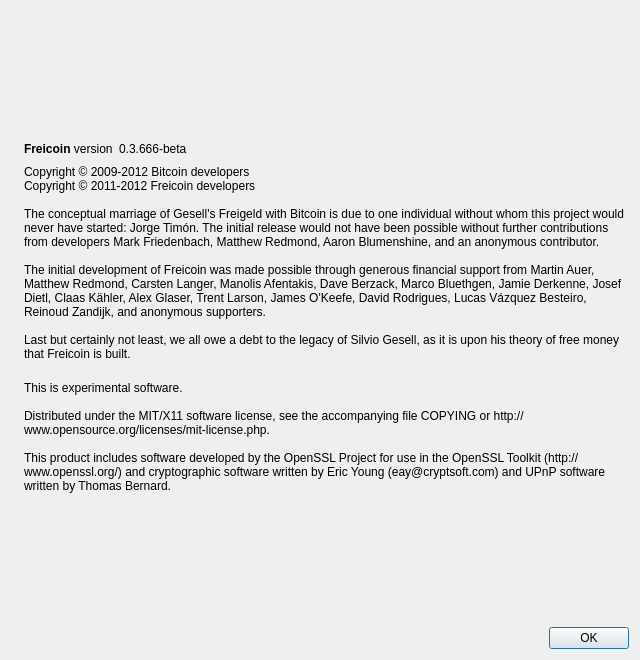
Old version of the form src/qt/forms/aboutdialog.ui in the repository verticoin/verticoin.
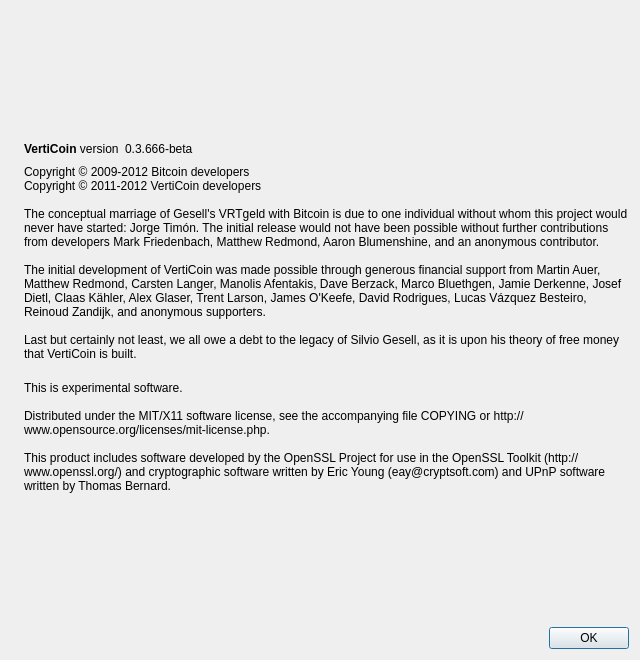
New version of the form. Icons and pictures are not drawn.

```diff
--- a/src/qt/forms/aboutdialog.ui
+++ b/src/qt/forms/aboutdialog.ui
@@ -50,7 +50,7 @@
           <cursorShape>IBeamCursor</cursorShape>
          </property>
          <property name="text">
-          <string>&lt;b&gt;Freicoin&lt;/b&gt; version</string>
+          <string>&lt;b&gt;VertiCoin&lt;/b&gt; version</string>
          </property>
          <property name="textInteractionFlags">
           <set>Qt::LinksAccessibleByMouse|Qt::TextSelectableByKeyboard|Qt::TextSelectableByMouse</set>
@@ -92,13 +92,13 @@
        </property>
        <property name="text">
         <string>Copyright © 2009-2012 Bitcoin developers
-Copyright © 2011-2012 Freicoin developers
+Copyright © 2011-2012 VertiCoin developers
 
-The conceptual marriage of Gesell's Freigeld with Bitcoin is due to one individual without whom this project would never have started: Jorge Timón. The initial release would not have been possible without further contributions from developers Mark Friedenbach, Matthew Redmond, Aaron Blumenshine, and an anonymous contributor.
+The conceptual marriage of Gesell's VRTgeld with Bitcoin is due to one individual without whom this project would never have started: Jorge Timón. The initial release would not have been possible without further contributions from developers Mark Friedenbach, Matthew Redmond, Aaron Blumenshine, and an anonymous contributor.
 
-The initial development of Freicoin was made possible through generous financial support from Martin Auer, Matthew Redmond, Carsten Langer, Manolis Afentakis, Dave Berzack, Marco Bluethgen, Jamie Derkenne, Josef Dietl, Claas Kähler, Alex Glaser, Trent Larson, James O'Keefe, David Rodrigues, Lucas Vázquez Besteiro, Reinoud Zandijk, and anonymous supporters.
+The initial development of VertiCoin was made possible through generous financial support from Martin Auer, Matthew Redmond, Carsten Langer, Manolis Afentakis, Dave Berzack, Marco Bluethgen, Jamie Derkenne, Josef Dietl, Claas Kähler, Alex Glaser, Trent Larson, James O'Keefe, David Rodrigues, Lucas Vázquez Besteiro, Reinoud Zandijk, and anonymous supporters.
 
-Last but certainly not least, we all owe a debt to the legacy of Silvio Gesell, as it is upon his theory of free money that Freicoin is built.</string>
+Last but certainly not least, we all owe a debt to the legacy of Silvio Gesell, as it is upon his theory of free money that VertiCoin is built.</string>
        </property>
        <property name="wordWrap">
         <bool>true</bool>
```
Left out of the diff: 6 changed lines with no effect on the pictures.
